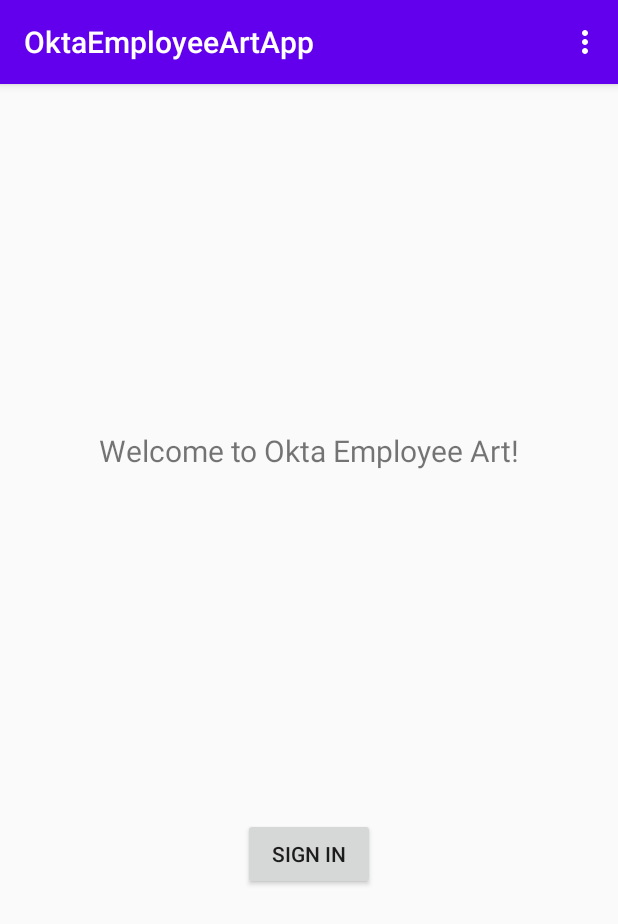
After one commit to AartiChittala-okta/OktaEmployeeArtApp, an Android app: the SignInFragment screen opened through its navigation route, on a phone screen of 412 x 824 dp. The commit adds this screen. Shown: the top 924 px of the screen. Run offline under Robolectric (Android 15) with nearby library versions, the phone set to English and light mode, and no system bars; pictures from the network do not load; 2 statements that could not run were skipped.

Commit message:
Integrate Okta OIDC.

```diff
--- a/app/src/main/AndroidManifest.xml
+++ b/app/src/main/AndroidManifest.xml
@@ -2,7 +2,10 @@
 <manifest xmlns:android="http://schemas.android.com/apk/res/android"
     package="com.okta.art">
 
+    <uses-permission android:name="android.permission.INTERNET" />
+    <uses-permission android:name="android.permission.ACCESS_NETWORK_STATE" />
     <uses-permission android:name="android.permission.READ_EXTERNAL_STORAGE"/>
+
     <application
         android:allowBackup="true"
         android:icon="@mipmap/ic_launcher"
--- /dev/null
+++ b/app/src/main/java/com/okta/art/signin/SignInFragment.kt
@@ -0,0 +1,58 @@
+package com.okta.art.signin
+
+import android.os.Bundle
+import android.view.LayoutInflater
+import android.view.View
+import android.view.ViewGroup
+import android.widget.Button
+import android.widget.Toast
+import androidx.fragment.app.Fragment
+import androidx.fragment.app.viewModels
+import androidx.lifecycle.observe
+import androidx.navigation.fragment.findNavController
+import com.okta.art.R
+
+internal class SignInFragment : Fragment() {
+    private val viewModel: SignInViewModel by viewModels()
+
+    override fun onCreate(savedInstanceState: Bundle?) {
+        super.onCreate(savedInstanceState)
+
+        viewModel.registerActivityForCallback(requireActivity())
+    }
+
+    override fun onCreateView(
+        inflater: LayoutInflater, container: ViewGroup?,
+        savedInstanceState: Bundle?
+    ): View? {
+        return inflater.inflate(R.layout.fragment_sign_in, container, false)
+    }
+
+    override fun onViewCreated(view: View, savedInstanceState: Bundle?) {
+        super.onViewCreated(view, savedInstanceState)
+
+        view.findViewById<Button>(R.id.sign_in_button).setOnClickListener {
+            viewModel.signIn(requireActivity())
+        }
+
+        viewModel.getState().observe(viewLifecycleOwner) { state ->
+            when (state) {
+                SignInState.Idle -> {
+                    // TODO: Hide loading
+                }
+                SignInState.Pending -> {
+                    // TODO: show loading
+                }
+                is SignInState.SignedIn -> {
+                    val welcomeText = resources.getString(R.string.welcome_user, state.username)
+                    Toast.makeText(requireContext(), welcomeText, Toast.LENGTH_LONG).show()
+                    findNavController().navigate(R.id.action_SignInFragment_to_FirstFragment)
+                }
+                is SignInState.Error -> {
+                    // TODO: Show dialog.
+                    viewModel.errorHandled()
+                }
+            }
+        }
+    }
+}
--- /dev/null
+++ b/app/src/main/res/layout/fragment_sign_in.xml
@@ -0,0 +1,28 @@
+<?xml version="1.0" encoding="utf-8"?>
+<androidx.constraintlayout.widget.ConstraintLayout xmlns:android="http://schemas.android.com/apk/res/android"
+    xmlns:app="http://schemas.android.com/apk/res-auto"
+    android:layout_width="match_parent"
+    android:layout_height="match_parent">
+
+    <TextView
+        android:id="@+id/welcome_text_view"
+        android:layout_width="wrap_content"
+        android:layout_height="wrap_content"
+        android:text="@string/welcome_to_okta_employee_art"
+        android:textSize="20sp"
+        app:layout_constraintBottom_toTopOf="@+id/sign_in_button"
+        app:layout_constraintLeft_toLeftOf="parent"
+        app:layout_constraintRight_toRightOf="parent"
+        app:layout_constraintTop_toTopOf="parent" />
+
+    <Button
+        android:id="@+id/sign_in_button"
+        android:layout_width="wrap_content"
+        android:layout_height="wrap_content"
+        android:text="@string/sign_in"
+        app:layout_constraintBottom_toBottomOf="parent"
+        app:layout_constraintLeft_toLeftOf="parent"
+        app:layout_constraintRight_toRightOf="parent"
+        app:layout_constraintTop_toBottomOf="@+id/welcome_text_view" />
+
+</androidx.constraintlayout.widget.ConstraintLayout>
--- a/app/src/main/res/navigation/nav_graph.xml
+++ b/app/src/main/res/navigation/nav_graph.xml
@@ -25,4 +25,14 @@
             android:id="@+id/action_SecondFragment_to_FirstFragment"
             app:destination="@id/FirstFragment" />
     </fragment>
+    <fragment
+        android:id="@+id/SignInFragment"
+        android:name="com.okta.art.signin.SignInFragment"
+        android:label="@string/sign_in"
+        tools:layout="@layout/fragment_sign_in">
+
+        <action
+            android:id="@+id/action_SignInFragment_to_FirstFragment"
+            app:destination="@id/FirstFragment" />
+    </fragment>
 </navigation>
--- a/app/src/main/res/values/strings.xml
+++ b/app/src/main/res/values/strings.xml
@@ -9,4 +9,8 @@
 
     <string name="hello_first_fragment">Hello first fragment</string>
     <string name="hello_second_fragment">Hello second fragment. Arg: %1$s</string>
+
+    <string name="welcome_to_okta_employee_art">Welcome to Okta Employee Art!</string>
+    <string name="sign_in">Sign In</string>
+    <string name="welcome_user">Welcome %1$s</string>
 </resources>
```
Also changed, not shown: app/build.gradle (+22 -6 lines), app/src/main/java/com/okta/art/signin/SignInState.kt (added, +8 -0 lines), app/src/main/java/com/okta/art/signin/SignInViewModel.kt (added, +97 -0 lines).
